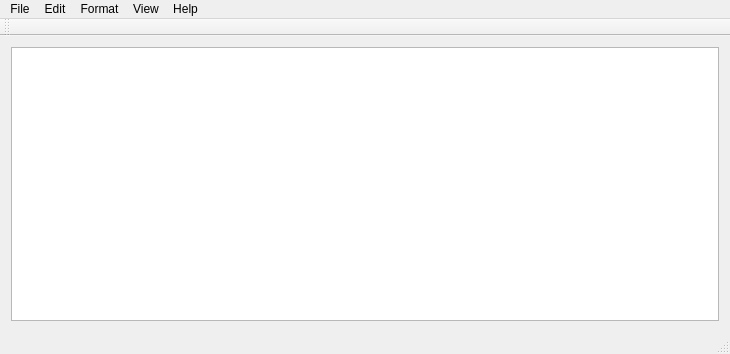
Old version of the form NoteYocta/mainwindow.ui in the repository aliakbarmotallebi/noteyocto.
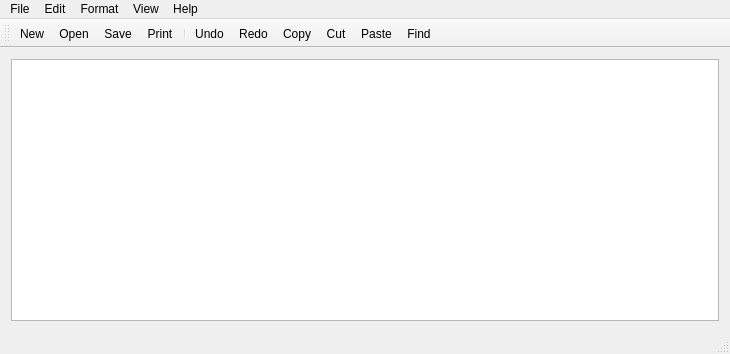
New version of the form. Icons and pictures are not drawn.

Commit message: add read me

Diff of the .ui file:
```diff
--- a/NoteYocta/mainwindow.ui
+++ b/NoteYocta/mainwindow.ui
@@ -98,6 +98,17 @@
    <attribute name="toolBarBreak">
     <bool>false</bool>
    </attribute>
+   <addaction name="actionNew"/>
+   <addaction name="actionOpen"/>
+   <addaction name="actionSave"/>
+   <addaction name="actionPrint"/>
+   <addaction name="separator"/>
+   <addaction name="actionUndo"/>
+   <addaction name="actionRedo"/>
+   <addaction name="actionCopy"/>
+   <addaction name="actionCut"/>
+   <addaction name="actionPaste"/>
+   <addaction name="actionFind"/>
   </widget>
   <widget class="QStatusBar" name="statusBar"/>
   <action name="actionNew">
```
Left out of the diff: 3 changed lines with no effect on the pictures. The commit also changes 1 other file.
